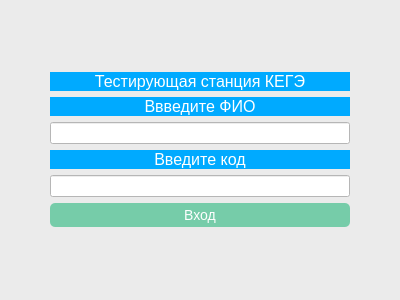
Qt form kege2_login.ui (DankarLisiyGlobus/kompege2) before a commit.
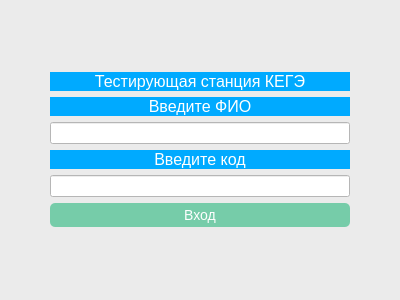
The same form after that commit.

```diff
--- a/kege2_login.ui
+++ b/kege2_login.ui
@@ -156,7 +156,7 @@
 background-color: rgb(0, 170, 255);</string>
      </property>
      <property name="text">
-      <string>Ввведите ФИО</string>
+      <string>Введите ФИО</string>
      </property>
      <property name="alignment">
       <set>Qt::AlignCenter</set>
```
Left out of the diff: 4 changed lines with no effect on the pictures.
